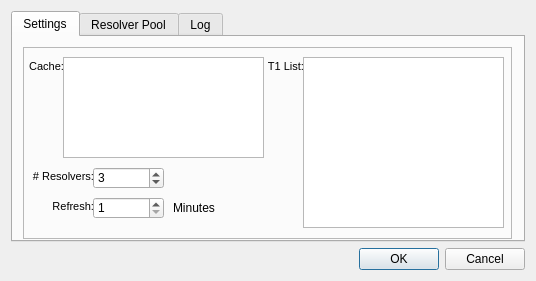
The window that client/settings.ui (8bitgeek/OpenNIC-Wizard) describes before a commit, drawn with Qt 5.
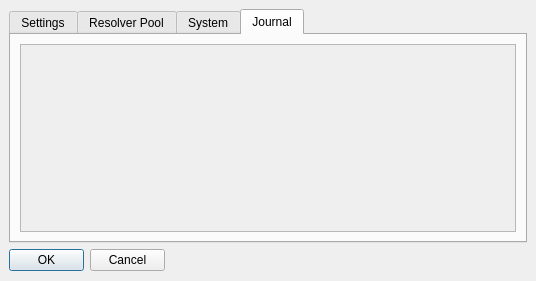
The same window after the commit. The open tabs and pages were chosen to show the change. Icons and pictures are not drawn.

What changed in the file:
```diff
--- a/client/settings.ui
+++ b/client/settings.ui
@@ -17,9 +17,15 @@
    <iconset resource="opennic.qrc">
     <normaloff>:/images/opennic.png</normaloff>:/images/opennic.png</iconset>
   </property>
-  <layout class="QGridLayout" name="gridLayout">
-   <item row="0" column="0">
     <widget class="QTabWidget" name="tabs">
+   <property name="geometry">
+    <rect>
+     <x>9</x>
+     <y>9</y>
+     <width>518</width>
+     <height>234</height>
+    </rect>
+   </property>
      <property name="currentIndex">
       <number>0</number>
      </property>
@@ -145,6 +151,9 @@
         </property>
        </widget>
        <widget class="QPlainTextEdit" name="t1List">
+      <property name="enabled">
+       <bool>false</bool>
+      </property>
         <property name="geometry">
          <rect>
           <x>280</x>
@@ -158,6 +167,9 @@
         </property>
        </widget>
        <widget class="QPlainTextEdit" name="cache">
+      <property name="enabled">
+       <bool>false</bool>
+      </property>
         <property name="geometry">
          <rect>
           <x>40</x>
@@ -247,7 +259,7 @@
      </widget>
      <widget class="QWidget" name="log">
       <attribute name="title">
-       <string>Log</string>
+     <string>System</string>
       </attribute>
       <layout class="QGridLayout" name="gridLayout_2">
        <item row="0" column="0">
@@ -255,10 +267,30 @@
        </item>
       </layout>
      </widget>
-    </widget>
-   </item>
-   <item row="1" column="0">
+   <widget class="QWidget" name="journal">
+    <attribute name="title">
+     <string>Journal</string>
+    </attribute>
+    <layout class="QGridLayout" name="gridLayout_4">
+     <item row="0" column="0">
+      <widget class="QListWidget" name="journalList">
+       <property name="enabled">
+        <bool>false</bool>
+       </property>
+      </widget>
+     </item>
+    </layout>
+   </widget>
+  </widget>
     <widget class="QDialogButtonBox" name="buttonBox">
+   <property name="geometry">
+    <rect>
+     <x>9</x>
+     <y>249</y>
+     <width>156</width>
+     <height>23</height>
+    </rect>
+   </property>
      <property name="orientation">
       <enum>Qt::Horizontal</enum>
      </property>
@@ -266,8 +298,6 @@
       <set>QDialogButtonBox::Cancel|QDialogButtonBox::Ok</set>
      </property>
     </widget>
-   </item>
-  </layout>
  </widget>
  <resources>
   <include location="opennic.qrc"/>
```
Left out of the diff: 11 changed lines with no effect on the pictures. Lines whose indentation alone changed are shown as unchanged.
